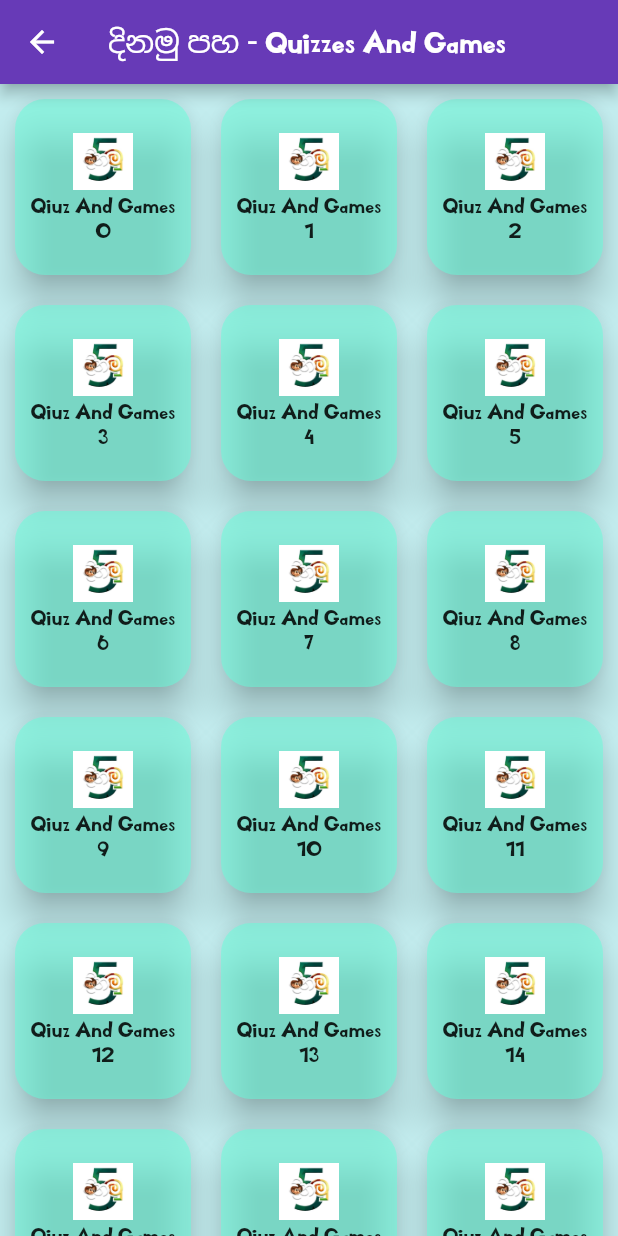
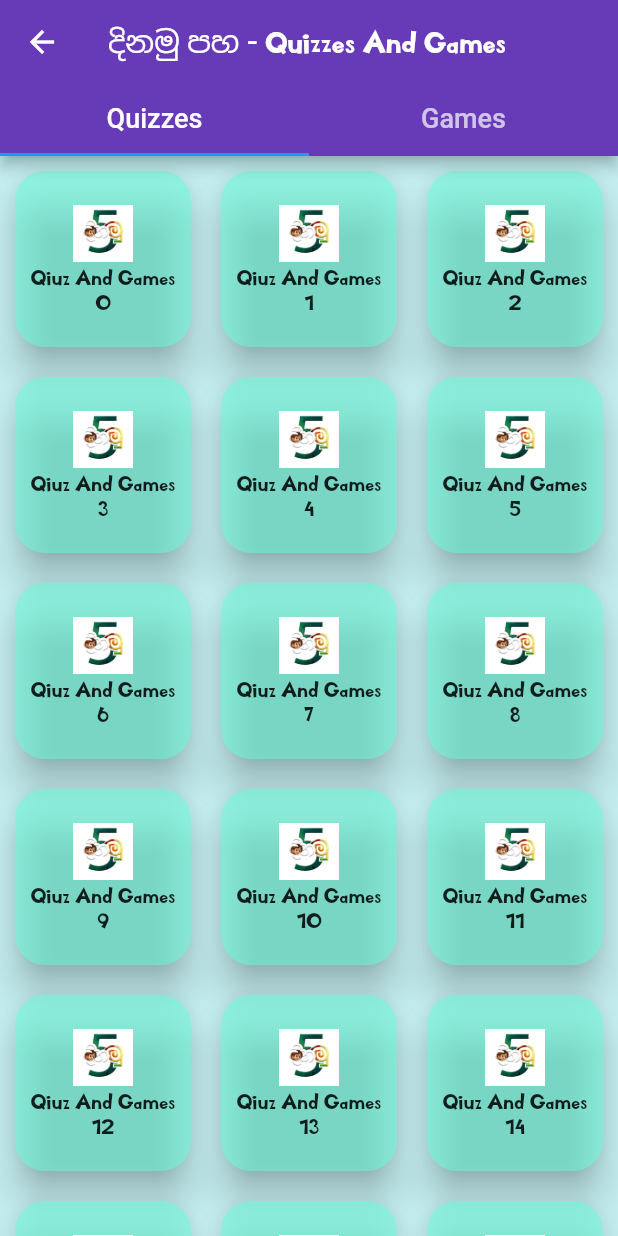
Before and after one commit to Dinamu-Paha/Mobile-app, a Flutter app: the Quiz_Games screen opened directly, on a phone screen of 412 x 824 dp. Run offline on Flutter 3.47's test engine with Material 2 defaults, Android fonts, the phone set to English and light mode, and no system bars; our stand-ins replace animated_background, audioplayers, charts_flutter, date_field, percent_indicator, syncfusion_flutter_gauges and 1 more; missing offline and left inert: flutter_sinhala, syncfusion_flutter_pdfviewer; network calls fail; Roboto replaces fonts that are missing (Poppins).

```diff
--- a/dinamu_paha/lib/Screens/Quizzes_&_Games.dart
+++ b/dinamu_paha/lib/Screens/Quizzes_&_Games.dart
@@ -14,6 +14,8 @@ class _Quiz_GamesState extends State<Quiz_Games> {
   @override
   Widget build(BuildContext context) {
     return SafeArea(
+        child: DefaultTabController(
+          length: 2,
           child: Scaffold(
             appBar: AppBar(
               backgroundColor: Colors.deepPurple,
@@ -28,8 +30,36 @@ class _Quiz_GamesState extends State<Quiz_Games> {
                       ));
                 },
               ),
+              bottom: TabBar(
+                tabs: [
+                  Tab(child: Text("Quizzes", style: TextStyle(fontSize: 18, fontFamily: 'Poppins'),)),
+                  Tab(child: Text("Games", style: TextStyle(fontSize: 18,fontFamily: 'Poppins'),)),
+                ],
               ),
-          body: Container(
+            ),
+            body: TabBarView(
+              children: [
+                Quiz(),
+                Games(),
+              ],
+            ),
+          ),
+        )
+    );
+  }
+}
+
+class Quiz extends StatefulWidget {
+  const Quiz({Key? key}) : super(key: key);
+
+  @override
+  State<Quiz> createState() => _QuizState();
+}
+
+class _QuizState extends State<Quiz> {
+  @override
+  Widget build(BuildContext context) {
+    return Container(
         decoration: BoxDecoration(
           color: AppColor.appBColor.withOpacity(0.3),
         ),
@@ -56,8 +86,20 @@ class _Quiz_GamesState extends State<Quiz_Games> {
           ),
           ),
         ),
-          ),
-        )
       );
   }
 }
+
+class Games extends StatefulWidget {
+  const Games({Key? key}) : super(key: key);
+
+  @override
+  State<Games> createState() => _GamesState();
+}
+
+class _GamesState extends State<Games> {
+  @override
+  Widget build(BuildContext context) {
+    return Container();
+  }
+}
```
Also changed, not shown: dinamu_paha/lib/Screens/Lesson_UI.dart (+10 -4 lines), dinamu_paha/lib/Screens/Sub_topic_UI.dart (+25 -16 lines), dinamu_paha/lib/Screens/subject_UI.dart (+5 -6 lines). Lines whose indentation alone changed are shown as unchanged.
